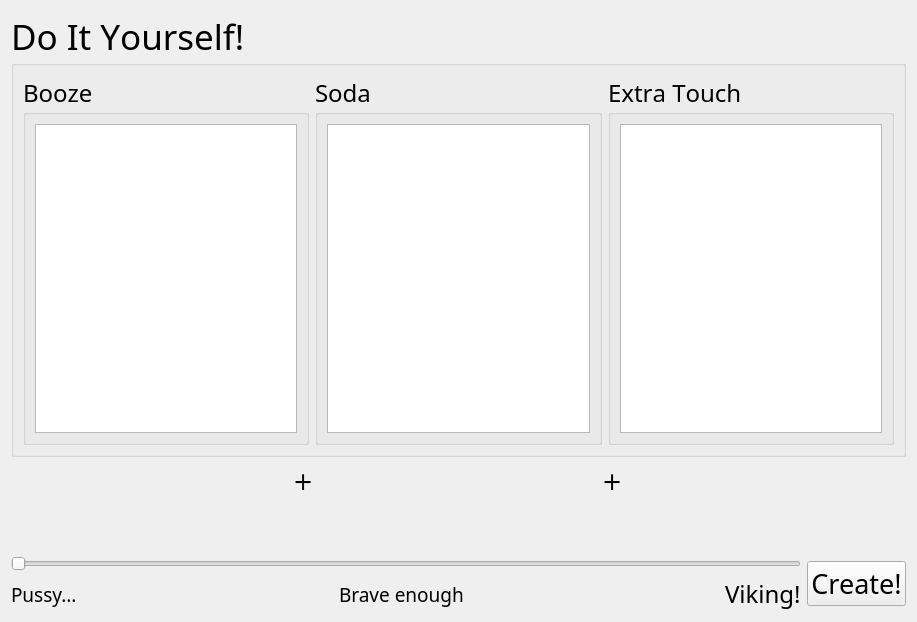
Before: the Qt Designer form Trunk/gui/Diy.ui in emiliosku/CubaTronik, drawn with Qt 5.
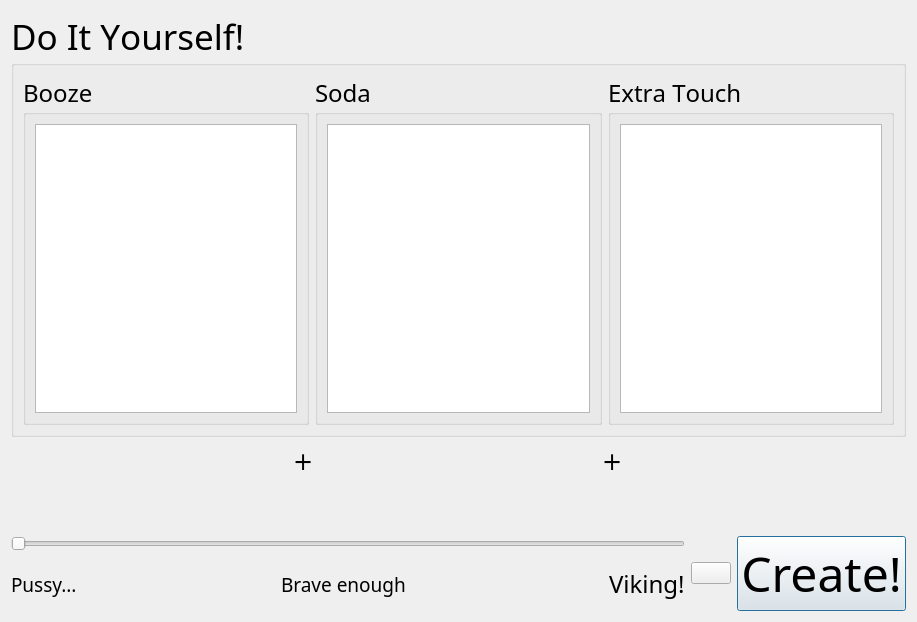
After: the same form once the commit is applied.

Commit message: New in this version: - DIY menu has been finished. List completion and drinks selection is also finished. - New icons have been added. - Menu list has been written with its respective drink description.

Diff of the .ui file:
```diff
--- a/Trunk/gui/Diy.ui
+++ b/Trunk/gui/Diy.ui
@@ -43,7 +43,14 @@
           </property>
           <layout class="QVBoxLayout" name="verticalLayout_2">
            <item>
-            <widget class="QListWidget" name="list_booze"/>
+            <widget class="QListWidget" name="list_booze">
+             <property name="font">
+              <font>
+               <family>Single Sleeve</family>
+               <pointsize>16</pointsize>
+              </font>
+             </property>
+            </widget>
            </item>
           </layout>
          </widget>
@@ -60,7 +67,14 @@
           </property>
           <layout class="QVBoxLayout" name="verticalLayout_3">
            <item>
-            <widget class="QListView" name="list_soda"/>
+            <widget class="QListWidget" name="list_soda">
+             <property name="font">
+              <font>
+               <family>Single Sleeve</family>
+               <pointsize>16</pointsize>
+              </font>
+             </property>
+            </widget>
            </item>
           </layout>
          </widget>
@@ -77,7 +91,14 @@
           </property>
           <layout class="QVBoxLayout" name="verticalLayout_4">
            <item>
-            <widget class="QListWidget" name="list_extraTouch"/>
+            <widget class="QListWidget" name="list_extraTouch">
+             <property name="font">
+              <font>
+               <family>Single Sleeve</family>
+               <pointsize>16</pointsize>
+              </font>
+             </property>
+            </widget>
            </item>
           </layout>
          </widget>
@@ -309,6 +330,13 @@
        </item>
       </layout>
      </item>
+     <item>
+      <widget class="QPushButton" name="pb_back">
+       <property name="text">
+        <string/>
+       </property>
+      </widget>
+     </item>
      <item>
       <widget class="QPushButton" name="pb_makeDrink">
        <property name="sizePolicy">
@@ -320,12 +348,15 @@
        <property name="font">
         <font>
          <family>Single Sleeve</family>
-         <pointsize>20</pointsize>
+         <pointsize>36</pointsize>
         </font>
        </property>
        <property name="text">
         <string>Create!</string>
        </property>
+       <property name="default">
+        <bool>true</bool>
+       </property>
       </widget>
      </item>
     </layout>
```
The commit also changes 8 other files.
